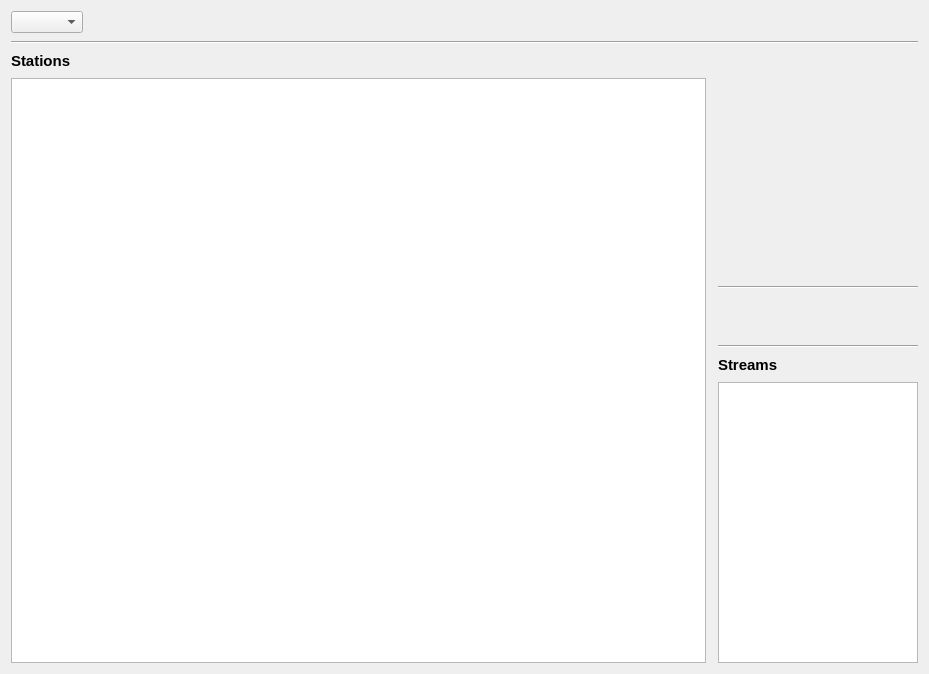
Above: src/3rdParty/SomaFM/ui/GUI_SomaFM.ui from return42/sayonara before the change. Below: the same form after it.
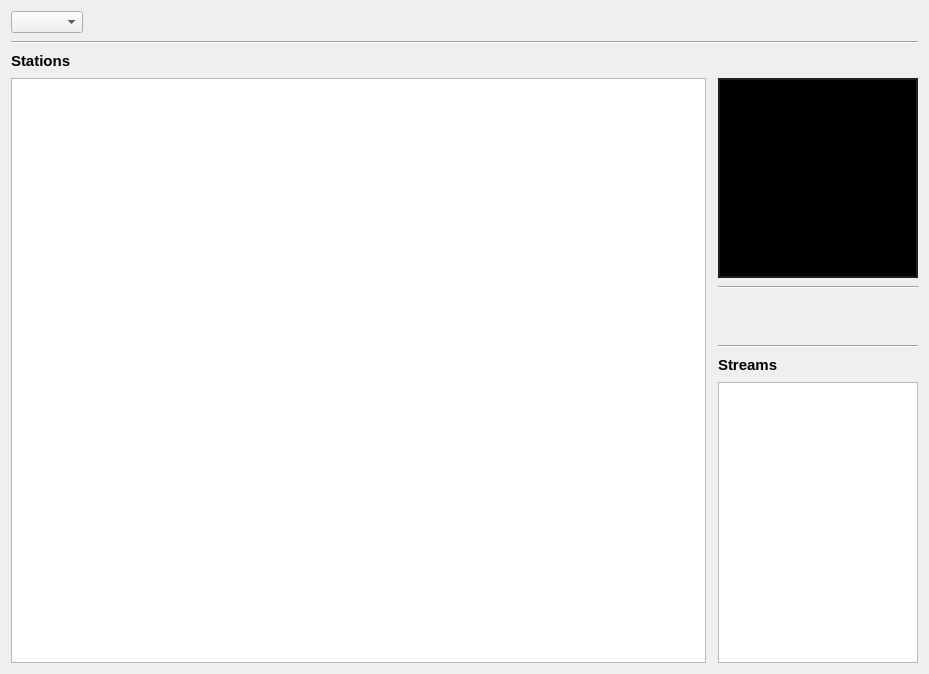
That is the form after the change.

```diff
--- a/src/3rdParty/SomaFM/ui/GUI_SomaFM.ui
+++ b/src/3rdParty/SomaFM/ui/GUI_SomaFM.ui
@@ -96,6 +96,12 @@
        <height>200</height>
       </size>
      </property>
+     <property name="styleSheet">
+      <string notr="true">background: black;
+border: 2px solid #202020;
+
+</string>
+     </property>
      <property name="text">
       <string notr="true"/>
      </property>
```
